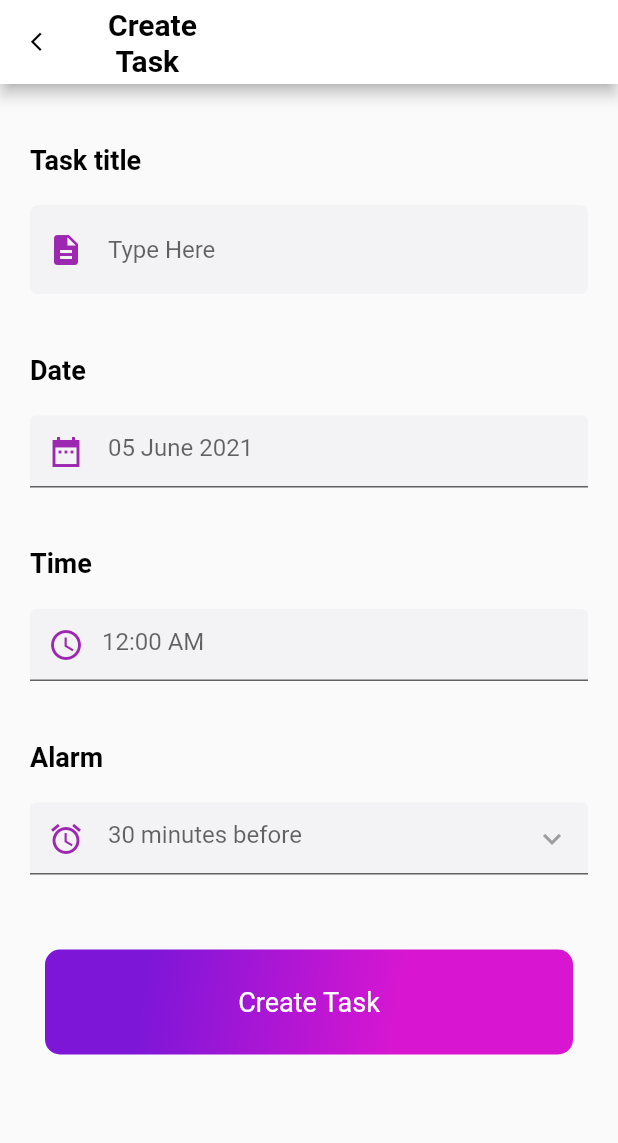
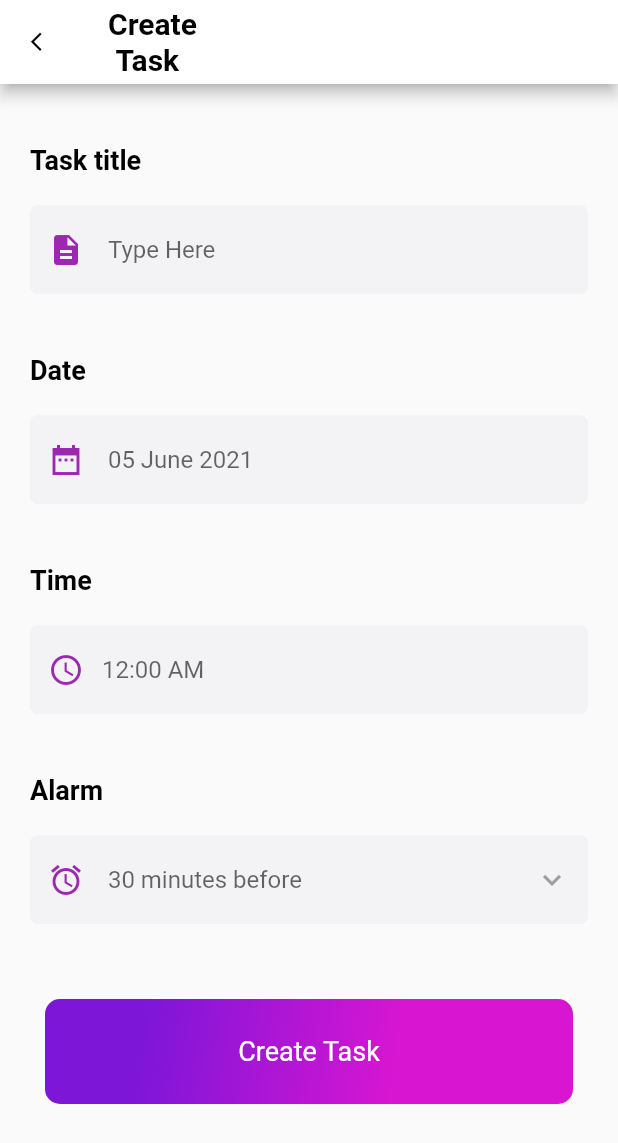
Before and after one commit to DianaEspitia/Flutter-Test-App-Aut, a Flutter app: the screen it shows after launch, after a tap on the "add" icon, on a phone screen of 412 x 824 dp. Shown: the top 1143 px of the screen. Run offline on Flutter 3.47's test engine with Material 2 defaults, Android fonts, the light colour scheme and no system bars; our stand-ins replace sqflite; accounts and stored records are empty.

Commit message:
Avance de aplicación

```diff
--- a/my_flutter_application/lib/widgets/createTask/alarm.dart
+++ b/my_flutter_application/lib/widgets/createTask/alarm.dart
@@ -4,8 +4,25 @@ class Alarm extends StatelessWidget {
 
   @override
   Widget build(BuildContext context) {
+    return Container(
+        child: Column(
+          crossAxisAlignment: CrossAxisAlignment.start,
+          children: <Widget> [
+            title(),
+            input()
+          ],
+        )
+    );
+  }
+}
 
-    final title = Container(
+
+class title extends StatelessWidget {
+  const title({Key? key}) : super(key: key);
+
+  @override
+  Widget build(BuildContext context) {
+    return Container(
       margin: EdgeInsets.only(
           top: 40.0,
           left: 20.0
@@ -18,8 +35,16 @@ class Alarm extends StatelessWidget {
           fontSize: 18.0,),
       ),
     );
+  }
+}
 
-    final input = Container(
+
+class input extends StatelessWidget {
+  const input({Key? key}) : super(key: key);
+
+  @override
+  Widget build(BuildContext context) {
+    return Container(
       margin: EdgeInsets.only(
           top: 20.0,
           left: 20.0,
@@ -33,6 +58,14 @@ class Alarm extends StatelessWidget {
               borderSide:  BorderSide(color: Color(0xFFF3F2F4)),
               borderRadius: BorderRadius.all(Radius.circular(5.0))
           ),
+          border: OutlineInputBorder(
+              borderSide:  BorderSide(color: Color(0xFFF3F2F4)),
+              borderRadius: BorderRadius.all(Radius.circular(5.0))
+          ),
+          enabledBorder: OutlineInputBorder(
+              borderSide:  BorderSide(color: Color(0xFFF3F2F4)),
+              borderRadius: BorderRadius.all(Radius.circular(5.0))
+          ),
           fillColor: Color(0xFFF3F2F4), filled: true,
           hintText: '30 minutes before',
           //helperText: 'Keep it short, this is just a demo.',
@@ -42,27 +75,13 @@ class Alarm extends StatelessWidget {
             color: Colors.purple,
           ),
           prefixText: ' ',
-            suffixIcon: const Icon(
-              Icons.keyboard_arrow_down,
-              color: Colors.grey,
-            ),
+          suffixIcon: const Icon(
+            Icons.keyboard_arrow_down,
+            color: Colors.grey,
+          ),
         ),
 
       ),
     );
-
-
-    return Container(
-        child: Column(
-          crossAxisAlignment: CrossAxisAlignment.start,
-          children: <Widget> [
-            title,
-            input
-          ],
-        )
-
-    );
-
-
   }
 }
--- a/my_flutter_application/lib/widgets/createTask/create_task_app_bar.dart
+++ b/my_flutter_application/lib/widgets/createTask/create_task_app_bar.dart
@@ -13,7 +13,7 @@ class CTAppBar extends StatelessWidget implements PreferredSizeWidget {
 
     final back = IconButton(
       onPressed: (){
-        Navigator.pop(context);
+        Navigator.pop(context); //Retorna a la página anterior
       },
       icon: Icon(
         Icons.arrow_back_ios,
@@ -22,12 +22,32 @@ class CTAppBar extends StatelessWidget implements PreferredSizeWidget {
       ),
     );
 
+    return AppBar(
+      leading: back,
+        backgroundColor: Colors.white,
+        title: Row(
+          mainAxisAlignment: MainAxisAlignment.start,
+          children: [
+            Column(
+              crossAxisAlignment: CrossAxisAlignment.start,
+              children: [
+                text1(),
+                text2()
+              ],
+            )
+          ],
+        )
+    );
+  }
+}
 
-    final text1 = Container(
-      margin: EdgeInsets.only(
-          top: 1.0,
-          right: 5.0
-      ),
+
+class text1 extends StatelessWidget {
+  const text1({Key? key}) : super(key: key);
+
+  @override
+  Widget build(BuildContext context) {
+    return Container(
       child: Text('Create',
         style: TextStyle(
             fontWeight: FontWeight.bold,
@@ -36,9 +56,16 @@ class CTAppBar extends StatelessWidget implements PreferredSizeWidget {
         ),
       ),
     );
+  }
+}
 
 
-    final text2 = Container(
+class text2 extends StatelessWidget {
+  const text2({Key? key}) : super(key: key);
+
+  @override
+  Widget build(BuildContext context) {
+    return Container(
       margin: EdgeInsets.only(
           top: 1.0,
           left: 5.0
@@ -50,24 +77,5 @@ class CTAppBar extends StatelessWidget implements PreferredSizeWidget {
             fontSize: 20.0),
       ),
     );
-
-
-
-    return AppBar(
-      leading: back,
-        backgroundColor: Colors.white,
-        title: Row(
-          mainAxisAlignment: MainAxisAlignment.start,
-          children: [
-            Column(
-              crossAxisAlignment: CrossAxisAlignment.start,
-              children: [
-                text1,
-                text2
-              ],
-            )
-          ],
-        )
-    );
   }
 }
--- a/my_flutter_application/lib/widgets/createTask/date.dart
+++ b/my_flutter_application/lib/widgets/createTask/date.dart
@@ -4,8 +4,28 @@ class Date extends StatelessWidget {
 
   @override
   Widget build(BuildContext context) {
+    return Container(
+        child: Column(
+          crossAxisAlignment: CrossAxisAlignment.start,
+          children: <Widget> [
+            title(),
+            input()
+          ],
+        )
 
-    final title = Container(
+    );
+
+
+  }
+}
+
+
+class title extends StatelessWidget {
+  const title({Key? key}) : super(key: key);
+
+  @override
+  Widget build(BuildContext context) {
+    return Container(
       margin: EdgeInsets.only(
           top: 40.0,
           left: 20.0
@@ -18,8 +38,16 @@ class Date extends StatelessWidget {
           fontSize: 18.0,),
       ),
     );
+  }
+}
 
-    final input = Container(
+
+class input extends StatelessWidget {
+  const input({Key? key}) : super(key: key);
+
+  @override
+  Widget build(BuildContext context) {
+    return Container(
       margin: EdgeInsets.only(
           top: 20.0,
           left: 20.0,
@@ -30,6 +58,14 @@ class Date extends StatelessWidget {
         keyboardType: TextInputType.text,
         decoration: InputDecoration(
           focusedBorder:  OutlineInputBorder(
+              borderSide:  BorderSide(color: Color(0xFFF3F2F4)),
+              borderRadius: BorderRadius.all(Radius.circular(5.0))
+          ),
+          border: OutlineInputBorder(
+              borderSide:  BorderSide(color: Color(0xFFF3F2F4)),
+              borderRadius: BorderRadius.all(Radius.circular(5.0))
+          ),
+          enabledBorder: OutlineInputBorder(
               borderSide:  BorderSide(color: Color(0xFFF3F2F4)),
               borderRadius: BorderRadius.all(Radius.circular(5.0))
           ),
@@ -46,19 +82,5 @@ class Date extends StatelessWidget {
 
       ),
     );
-
-
-    return Container(
-        child: Column(
-          crossAxisAlignment: CrossAxisAlignment.start,
-          children: <Widget> [
-            title,
-            input
-          ],
-        )
-
-    );
-
-
   }
 }
--- a/my_flutter_application/lib/widgets/createTask/task_title.dart
+++ b/my_flutter_application/lib/widgets/createTask/task_title.dart
@@ -1,11 +1,34 @@
 import 'package:flutter/material.dart';
+import 'package:my_flutter_application/database/database_helper.dart';
+import 'package:my_flutter_application/models/task.dart';
+import 'package:my_flutter_application/widgets/home/task.dart';
 
 class TaskTitle extends StatelessWidget {
 
   @override
   Widget build(BuildContext context) {
+    return Container(
+      child: Column(
+        crossAxisAlignment: CrossAxisAlignment.start,
+        children: <Widget> [
+          title(),
+          input()
+        ],
+      )
 
-    final title = Container(
+    );
+
+
+  }
+}
+
+
+class title extends StatelessWidget {
+  const title({Key? key}) : super(key: key);
+
+  @override
+  Widget build(BuildContext context) {
+    return Container(
       margin: EdgeInsets.only(
           top: 40.0,
           left: 20.0
@@ -18,14 +41,33 @@ class TaskTitle extends StatelessWidget {
           fontSize: 18.0,),
       ),
     );
+  }
+}
 
-    final input = Container(
+
+class input extends StatelessWidget {
+  const input({Key? key}) : super(key: key);
+
+  @override
+  Widget build(BuildContext context) {
+    return Container(
       margin: EdgeInsets.only(
           top: 20.0,
           left: 20.0,
           right: 20.0
       ),
       child: TextField(
+        onSubmitted: (value){
+          print('Task title value is: $value');
+          if(value != ''){
+            DatabaseHelper _dbHelper = DatabaseHelper();
+
+            //Task _newTask = Task(id, title, date, time, alarm)
+            /*Task _newTask = Task(
+              title: value
+            );*/
+          }
+        },
         style: TextStyle(color: Colors.black),
         keyboardType: TextInputType.text,
         decoration: InputDecoration(
@@ -54,19 +96,5 @@ class TaskTitle extends StatelessWidget {
 
       ),
     );
-
-
-    return Container(
-      child: Column(
-        crossAxisAlignment: CrossAxisAlignment.start,
-        children: <Widget> [
-          title,
-          input
-        ],
-      )
-
-    );
-
-
   }
 }
--- a/my_flutter_application/lib/widgets/createTask/time.dart
+++ b/my_flutter_application/lib/widgets/createTask/time.dart
@@ -4,8 +4,24 @@ class Time extends StatelessWidget {
 
   @override
   Widget build(BuildContext context) {
+    return Container(
+        child: Column(
+          crossAxisAlignment: CrossAxisAlignment.start,
+          children: <Widget> [
+            title(),
+            input()
+          ],
+        )
+    );
+  }
+}
 
-    final title = Container(
+class title extends StatelessWidget {
+  const title({Key? key}) : super(key: key);
+
+  @override
+  Widget build(BuildContext context) {
+    return Container(
       margin: EdgeInsets.only(
           top: 40.0,
           left: 20.0
@@ -18,8 +34,16 @@ class Time extends StatelessWidget {
           fontSize: 18.0,),
       ),
     );
+  }
+}
 
-    final input = Container(
+
+class input extends StatelessWidget {
+  const input({Key? key}) : super(key: key);
+
+  @override
+  Widget build(BuildContext context) {
+    return Container(
       margin: EdgeInsets.only(
           top: 20.0,
           left: 20.0,
@@ -30,6 +54,14 @@ class Time extends StatelessWidget {
         keyboardType: TextInputType.text,
         decoration: InputDecoration(
           focusedBorder:  OutlineInputBorder(
+              borderSide:  BorderSide(color: Color(0xFFF3F2F4)),
+              borderRadius: BorderRadius.all(Radius.circular(5.0))
+          ),
+          border: OutlineInputBorder(
+              borderSide:  BorderSide(color: Color(0xFFF3F2F4)),
+              borderRadius: BorderRadius.all(Radius.circular(5.0))
+          ),
+          enabledBorder: OutlineInputBorder(
               borderSide:  BorderSide(color: Color(0xFFF3F2F4)),
               borderRadius: BorderRadius.all(Radius.circular(5.0))
           ),
@@ -45,19 +77,5 @@ class Time extends StatelessWidget {
 
       ),
     );
-
-
-    return Container(
-        child: Column(
-          crossAxisAlignment: CrossAxisAlignment.start,
-          children: <Widget> [
-            title,
-            input
-          ],
-        )
-
-    );
-
-
   }
 }
--- a/my_flutter_application/lib/widgets/home/home_body.dart
+++ b/my_flutter_application/lib/widgets/home/home_body.dart
@@ -10,11 +10,11 @@ class HomeBody extends StatelessWidget {
         children: <Widget> [
           HomeTitle(),
           Task("Wake Up!", "06:00 AM"),
-          Task("Daily workout", "06:30 AM"),
+          /*Task("Daily workout", "06:30 AM"),
           Task("Briefing with Lokanaka", "07:30 AM"),
           Task("Pitching with John", "09:00 AM"),
           Task("Deisgn Landing Page", "11:00 AM"),
-          Task("Design Loka Dashboard", "03:00 PM")
+          Task("Design Loka Dashboard", "03:00 PM")*/
         ]
     );
   }
--- a/my_flutter_application/lib/widgets/home/my_app_bar.dart
+++ b/my_flutter_application/lib/widgets/home/my_app_bar.dart
@@ -10,8 +10,36 @@ class MyAppBar extends StatelessWidget implements PreferredSizeWidget {
 
   @override
   Widget build(BuildContext context) {
+    return AppBar(
+      backgroundColor: Colors.white,
+      centerTitle: false,
+      leadingWidth: 0,
+      bottom: null,
+      elevation: 0,
+      title: Row(
+        mainAxisAlignment: MainAxisAlignment.spaceBetween,
+        children: [
+          Column(
+            crossAxisAlignment: CrossAxisAlignment.start,
+            children: [
+              titleText1(),
+              titletext2()
+            ],
+          ),
+          photo()
+        ],
+      )
+    );
+  }
+}
 
-    final text1 = Container(
+
+class titleText1 extends StatelessWidget {
+  const titleText1({Key? key}) : super(key: key);
+
+  @override
+  Widget build(BuildContext context) {
+    return Container(
       margin: EdgeInsets.only(
           top: 2.0,
           left: 5.0
@@ -22,9 +50,16 @@ class MyAppBar extends StatelessWidget implements PreferredSizeWidget {
             color: Colors.purple),
       ),
     );
+  }
+}
 
 
-    final text2 = Container(
+class titletext2 extends StatelessWidget {
+  const titletext2({Key? key}) : super(key: key);
+
+  @override
+  Widget build(BuildContext context) {
+    return Container(
       margin: EdgeInsets.only(
           top: 1.0,
           left: 5.0
@@ -35,9 +70,16 @@ class MyAppBar extends StatelessWidget implements PreferredSizeWidget {
             fontSize: 12),
       ),
     );
+  }
+}
 
 
-    final photo = Container(
+class photo extends StatelessWidget {
+  const photo({Key? key}) : super(key: key);
+
+  @override
+  Widget build(BuildContext context) {
+    return Container(
       margin: EdgeInsets.only(
           top: 2.0,
           right: 20.0
@@ -52,27 +94,5 @@ class MyAppBar extends StatelessWidget implements PreferredSizeWidget {
           )
       ),
     );
-
-
-    return AppBar(
-      backgroundColor: Colors.white,
-      centerTitle: false,
-      leadingWidth: 0,
-      bottom: null,
-      elevation: 0,
-      title: Row(
-        mainAxisAlignment: MainAxisAlignment.spaceBetween,
-        children: [
-          Column(
-            crossAxisAlignment: CrossAxisAlignment.start,
-            children: [
-              text1,
-              text2
-            ],
-          ),
-          photo
-        ],
-      )
-    );
   }
 }
--- a/my_flutter_application/lib/widgets/home/task.dart
+++ b/my_flutter_application/lib/widgets/home/task.dart
@@ -1,35 +1,14 @@
-
-
 import 'package:flutter/material.dart';
-import 'package:flutter/services.dart';
 
 class Task extends StatelessWidget {
 
-  String task = "";
-  String time = "";
+  final String task;
+  final String time;
 
   Task(this.task, this.time);
 
   @override
   Widget build(BuildContext context) {
-
-
-    final taskName = Text(
-      task,
-      style: TextStyle(
-          fontSize: 15.0,
-          color: Colors.black,
-        fontWeight: FontWeight.bold
-      ),
-    );
-
-    final taskTime = Text(
-      time,
-      style: TextStyle(
-          fontSize: 15.0,
-          color: Colors.black,
-      ),
-    );
 
     final arrow = Icon(
       Icons.arrow_forward_ios
@@ -49,7 +28,7 @@ class Task extends StatelessWidget {
             Column(
               crossAxisAlignment: CrossAxisAlignment.start,
               children: [
-                CustomText(text: task, fontWeight: FontWeight.bold),
+                CustomText(text: task),
                 CustomText(text: time)
               ],
             ),
--- a/my_flutter_application/lib/widgets/home/title.dart
+++ b/my_flutter_application/lib/widgets/home/title.dart
@@ -4,26 +4,54 @@ class HomeTitle extends StatelessWidget {
 
   @override
   Widget build(BuildContext context) {
+    return Row(
+      children: <Widget> [
+        Column(
+          crossAxisAlignment: CrossAxisAlignment.start,
+          children: [
+            title1(),
+            title2()
+          ],
+        ),
+        subtitle()
+      ],
+    );
+  }
+}
 
-    final title1 = Container(
+
+class title1 extends StatelessWidget {
+  const title1({Key? key}) : super(key: key);
+
+  @override
+  Widget build(BuildContext context) {
+    return Container(
       margin: EdgeInsets.only(
-        top: 20.0,
+          top: 20.0,
           left: 20.0
       ),
       child: Text(
         "Today",
         style: TextStyle(
             fontSize: 22.0,
-          color: Colors.black,
-          fontWeight: FontWeight.bold
+            color: Colors.black,
+            fontWeight: FontWeight.bold
         ),
       ),
     );
+  }
+}
 
-    final title2 = Container(
+
+class title2 extends StatelessWidget {
+  const title2({Key? key}) : super(key: key);
+
+  @override
+  Widget build(BuildContext context) {
+    return Container(
       margin: EdgeInsets.only(
           top: 5.0,
-        left: 20.0
+          left: 20.0
       ),
       child: Text(
         "Schedule",
@@ -34,11 +62,19 @@ class HomeTitle extends StatelessWidget {
         ),
       ),
     );
+  }
+}
 
-    final subtitle = Container(
+
+class subtitle extends StatelessWidget {
+  const subtitle({Key? key}) : super(key: key);
+
+  @override
+  Widget build(BuildContext context) {
+    return Container(
       margin: EdgeInsets.only(
           top: 55.0,
-        left: 130.0
+          left: 130.0
       ),
       child: Text(
         "2/10 Task today",
@@ -49,19 +85,5 @@ class HomeTitle extends StatelessWidget {
         ),
       ),
     );
-
-
-    return Row(
-      children: <Widget> [
-        Column(
-          crossAxisAlignment: CrossAxisAlignment.start,
-          children: [
-            title1,
-            title2
-          ],
-        ),
-        subtitle
-      ],
-    );
   }
 }
--- a/my_flutter_application/pubspec.yaml
+++ b/my_flutter_application/pubspec.yaml
@@ -38,6 +38,8 @@ dependencies:
 dev_dependencies:
   flutter_test:
     sdk: flutter
+  sqflite:
+  path:
 
   # The "flutter_lints" package below contains a set of recommended lints to
   # encourage good coding practices. The lint set provided by the package is
```
Also changed, not shown: my_flutter_application/lib/database/database_helper.dart (added, +25 -0 lines), my_flutter_application/lib/models/task.dart (added, +18 -0 lines), my_flutter_application/lib/widgets/commons/app_bar.dart (added, +80 -0 lines), my_flutter_application/pubspec.lock, 6 other files. Lines whose indentation alone changed are shown as unchanged.
